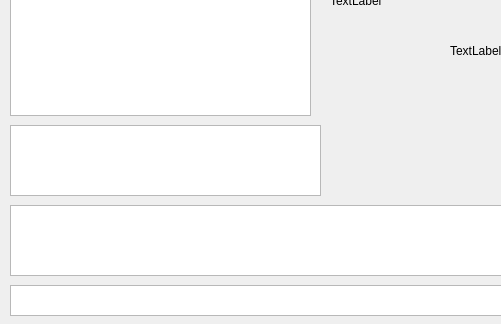
Old version of the form mainwindow.ui in the repository ChrisMul-97/TestingQT; both pictures show x 0 to 501 and y 145 to 469 of the 742 by 469 pixel window.
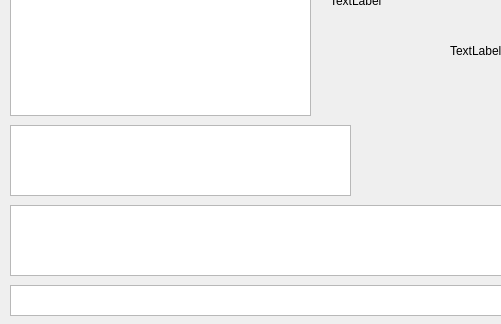
New version of the form. Custom widgets are drawn as their Qt base class.

```diff
--- a/mainwindow.ui
+++ b/mainwindow.ui
@@ -128,12 +128,12 @@
      <string>Teleport</string>
     </property>
    </widget>
-   <widget class="QListView" name="listViewItems">
+   <widget class="QListWidget" name="listWidgetItems">
     <property name="geometry">
      <rect>
       <x>10</x>
       <y>270</y>
-      <width>311</width>
+      <width>341</width>
       <height>71</height>
      </rect>
     </property>
```
